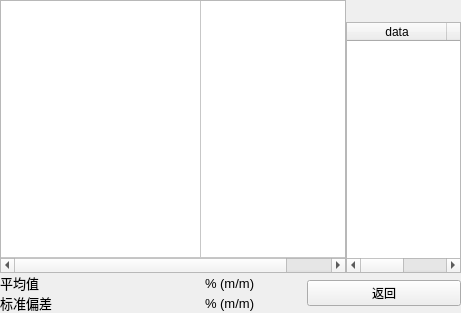
The window that showsamplemeasurement.ui (urielyan/kairen_ok335xs) describes before a commit, drawn with Qt 5.
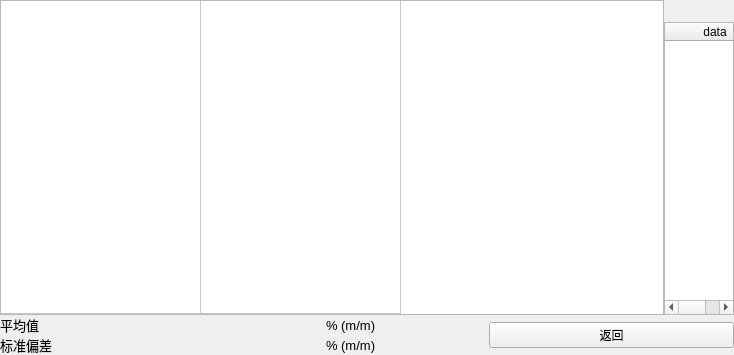
The same window after the commit.

The edit to the form file:
```diff
--- a/showsamplemeasurement.ui
+++ b/showsamplemeasurement.ui
@@ -6,8 +6,8 @@
    <rect>
     <x>0</x>
     <y>0</y>
-    <width>461</width>
-    <height>313</height>
+    <width>734</width>
+    <height>355</height>
    </rect>
   </property>
   <property name="windowTitle">
@@ -35,7 +35,7 @@
       <number>0</number>
      </property>
      <item>
-      <layout class="QHBoxLayout" name="horizontalLayout_2" stretch="3,1">
+      <layout class="QHBoxLayout" name="horizontalLayout_2" stretch="0,1">
        <property name="spacing">
         <number>0</number>
        </property>
```
